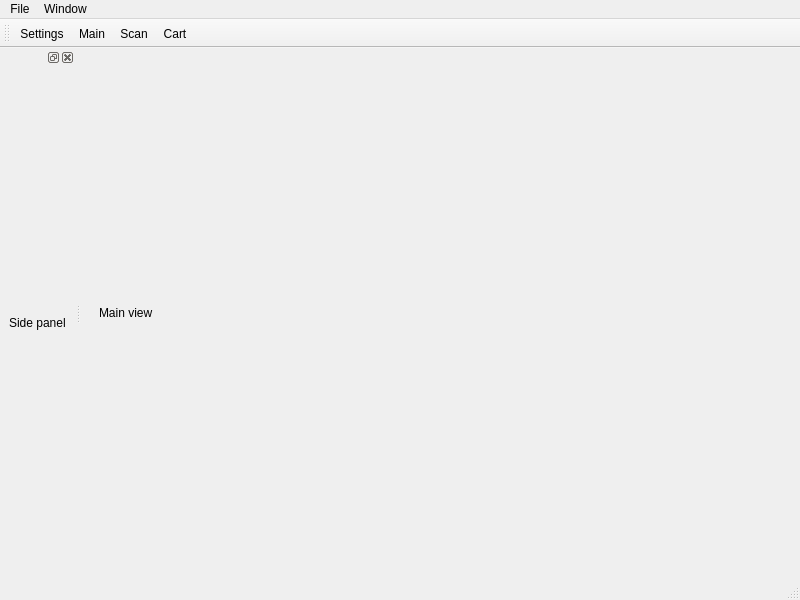
Above: test-cpp/mainwindow.ui from bmeireles/RevelaPreco2-CppProject before the change. Below: the same form after it.
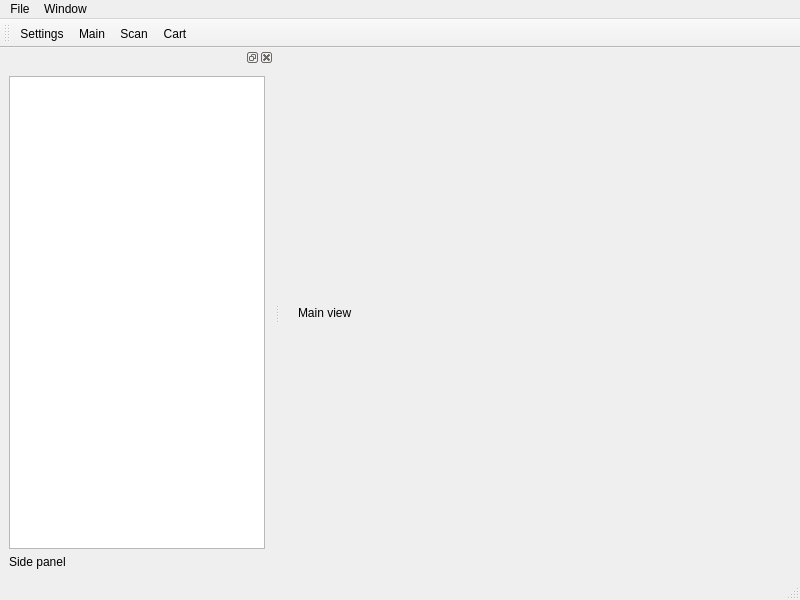
That is the form after the change.

Commit message: RPP-3 add settings dialog

```diff
--- a/test-cpp/mainwindow.ui
+++ b/test-cpp/mainwindow.ui
@@ -103,6 +103,9 @@
    </attribute>
    <widget class="QWidget" name="dockWidgetContents">
     <layout class="QVBoxLayout" name="verticalLayout_4">
+     <item>
+      <widget class="QListView" name="listView"/>
+     </item>
      <item>
       <widget class="QLabel" name="label_4">
        <property name="text">
```
Left out of the diff: 2 changed lines with no effect on the pictures. The commit also changes 5 other files.
